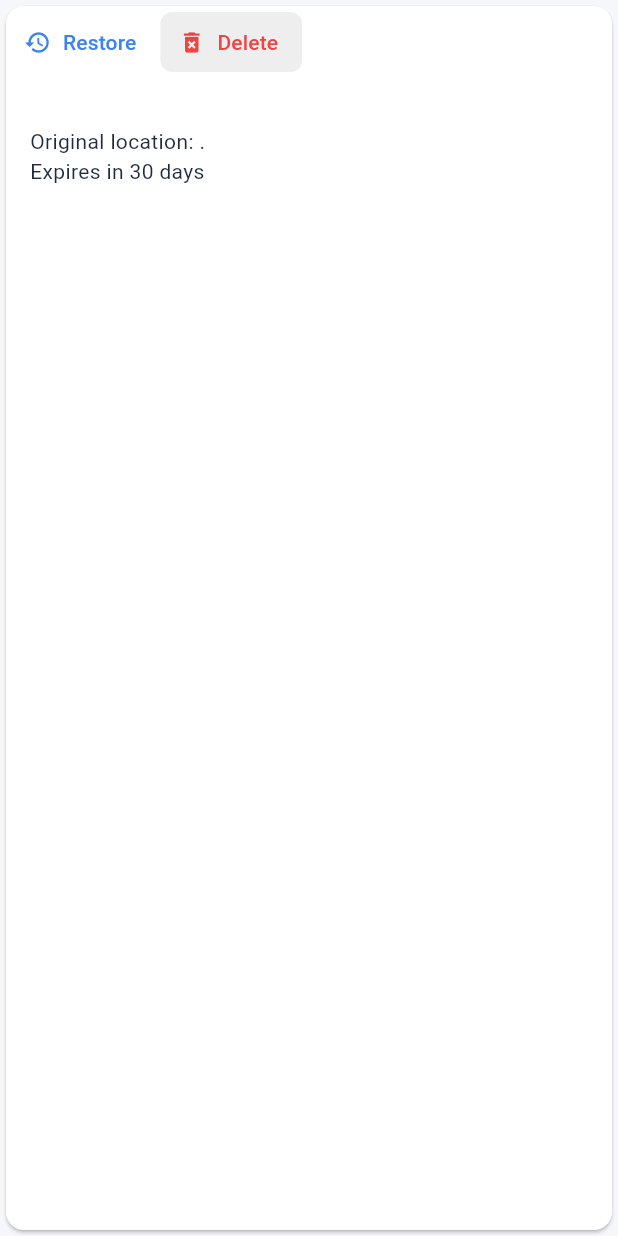
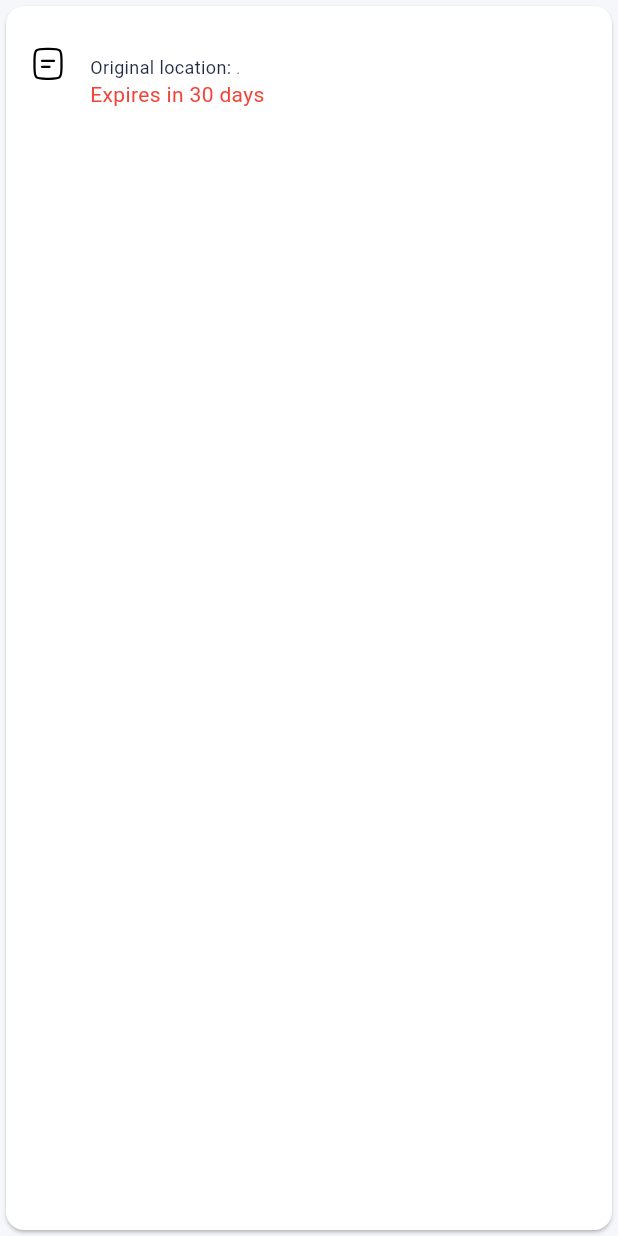
Before and after one commit to TheNairaSign/clutter-cut, a Flutter app: the RecycledFileListItem widget shown alone on an empty page, opened directly with empty values, on a phone screen of 412 x 824 dp. Run offline on Flutter 3.47's test engine with Material 3 defaults, Android fonts, the phone set to English and light mode, and no system bars; our stand-ins replace animate_do, file_picker, flutter_riverpod, flutter_staggered_animations, flutter_svg, permission_handler; Roboto replaces fonts that are missing (GeistMono).

Commit message:
feat: Enhance recycle bin functionality with duplicate file detection and UI improvements

```diff
--- a/lib/providers/recycle_bin_provider.dart
+++ b/lib/providers/recycle_bin_provider.dart
@@ -3,6 +3,7 @@ import 'dart:io';
 
 import 'package:clutter_cut/core/events.dart';
 import 'package:clutter_cut/models/recycled_file.dart';
+import 'package:clutter_cut/providers/duplicate_remover_provider.dart';
 import 'package:flutter/material.dart';
 import 'package:flutter_riverpod/flutter_riverpod.dart';
 import 'package:path_provider/path_provider.dart';
@@ -238,6 +239,8 @@ class RecycleBinNotifier extends StateNotifier<RecycleBinState> {
         'File restored successfully',
       );
 
+      ref.watch(duplicateRemoverNotifierProvider.notifier).findDuplicatesByHashing();
+
     } catch (e) {
       debugPrint('Error restoring file: $e');
       ref.read(uiEventProvider.notifier).state = ShowSnackbar(
--- a/lib/widgets/recycle_bin_view.dart
+++ b/lib/widgets/recycle_bin_view.dart
@@ -1,5 +1,6 @@
 import 'package:clutter_cut/models/recycled_file.dart';
 import 'package:clutter_cut/providers/recycle_bin_provider.dart';
+import 'package:clutter_cut/utils/get_file_extension.dart';
 import 'package:flutter/material.dart';
 import 'package:flutter_riverpod/flutter_riverpod.dart';
 import 'package:path/path.dart' as path;
@@ -16,9 +17,10 @@ class RecycleBinView extends ConsumerWidget {
         title: Text(
           'Recycle Bin (${recycleBinState.recycledFiles.length} items)',
         ),
+        actionsPadding: EdgeInsets.symmetric(horizontal: 10),
         actions: [
           IconButton(
-            icon: const Icon(Icons.delete_forever),
+            icon: const Icon(Icons.delete_forever, color: Colors.red,),
             tooltip: 'Empty Bin',
             onPressed: recycleBinState.recycledFiles.isEmpty
                 ? null
@@ -170,10 +172,7 @@ class RecycleBinView extends ConsumerWidget {
 class RecycledFileListItem extends ConsumerWidget {
   final RecycledFile file;
 
-  const RecycledFileListItem({
-    super.key,
-    required this.file,
-  });
+  const RecycledFileListItem({super.key, required this.file});
 
   @override
   Widget build(BuildContext context, WidgetRef ref) {
@@ -182,64 +181,74 @@ class RecycledFileListItem extends ConsumerWidget {
     return Card(
       child: Column(
         children: [
-          Row(
-            children: [
-              TextButton.icon(
-                icon: const Icon(Icons.restore),
-                label: const Text('Restore'),
-                onPressed: () {
-                  ref.read(recycleBinProvider.notifier).restoreFile(file);
-                },
-              ),
-              TextButton.icon(
-                style: TextButton.styleFrom(
-                  backgroundColor: Colors.grey[200],
-                  shape: RoundedRectangleBorder(borderRadius: BorderRadius.circular(8)),
-                  foregroundColor: Theme.of(context).colorScheme.error,
-                ),
-                icon: const Icon(Icons.delete_forever),
-                label: const Text('Delete'),
-                onPressed: () {
-                  showDialog(
-                    context: context,
-                    builder: (context) => AlertDialog(
-                      title: const Text('Delete Permanently'),
-                      content: Text(
-                        'Are you sure you want to permanently delete ${path.basename(file.originalPath)}?',
-                      ),
-                      actions: [
-                        TextButton(
-                          onPressed: () => Navigator.pop(context),
-                          child: const Text('Cancel'),
-                        ),
-                        TextButton(
-                          onPressed: () {
-                            ref
-                                .read(recycleBinProvider.notifier)
-                                .permanentlyDeleteFile(file);
-                            Navigator.pop(context);
-                          },
-                          child: const Text('Delete'),
-                        ),
-                      ],
-                    ),
-                  );
-                },
-              ),
-            ],
-          ),
+          // Row(
+          //   children: [
+          //     TextButton.icon(
+          //       icon: const Icon(Icons.restore),
+          //       label: const Text('Restore'),
+          //       onPressed: () {
+          //         ref.read(recycleBinProvider.notifier).restoreFile(file);
+          //       },
+          //     ),
+          //     const Spacer(),
+          //     TextButton.icon(
+          //       style: TextButton.styleFrom(
+          //         // backgroundColor: Colors.grey[200],
+          //         shape: RoundedRectangleBorder(borderRadius: BorderRadius.circular(8)),
+          //         foregroundColor: Theme.of(context).colorScheme.error,
+          //       ),
+          //       icon: const Icon(Icons.delete_forever),
+          //       label: const Text('Delete'),
+          //       onPressed: () {
+          //         showDialog(
+          //           context: context,
+          //           builder: (context) => AlertDialog(
+          //             title: const Text('Delete Permanently'),
+          //             content: Text(
+          //               'Are you sure you want to permanently delete ${path.basename(file.originalPath)}?',
+          //             ),
+          //             actions: [
+          //               TextButton(
+          //                 onPressed: () => Navigator.pop(context),
+          //                 child: const Text('Cancel'),
+          //               ),
+          //               TextButton(
+          //                 onPressed: () {
+          //                   ref.read(recycleBinProvider.notifier).permanentlyDeleteFile(file);
+          //                   Navigator.pop(context);
+          //                 },
+          //                 child: const Text('Delete'),
+          //               ),
+          //             ],
+          //           ),
+          //         );
+          //       },
+          //     ),
+          //   ],
+          // ),
           ListTile(
+            leading: getFileIcon(context, getFileExtension(file.originalPath)),
             title: Text(path.basename(file.originalPath)),
             subtitle: Column(
               crossAxisAlignment: CrossAxisAlignment.start,
               children: [
-                Text('Original location: ${path.dirname(file.originalPath)}'),
-                Text('Expires in $daysLeft days'),
+                RichText(
+                  text: TextSpan(
+                  style: DefaultTextStyle.of(context).style,
+                  children: [
+                    const TextSpan(
+                    text: 'Original location: ',
+                    style: TextStyle(fontSize: 12),
+                    ),
+                    TextSpan(
+                      style: TextStyle(color: Colors.grey[600], fontSize: 10),
+                      text: path.dirname(file.originalPath),
+                    ),
+                  ],
+                  ),
+                ),
+                Text('Expires in $daysLeft days', style: TextStyle(color: Colors.red),),
               ],
-            ),
-            trailing: Wrap(
-              spacing: 8,
-              children: [],
             ),
           ),
         ],
```
